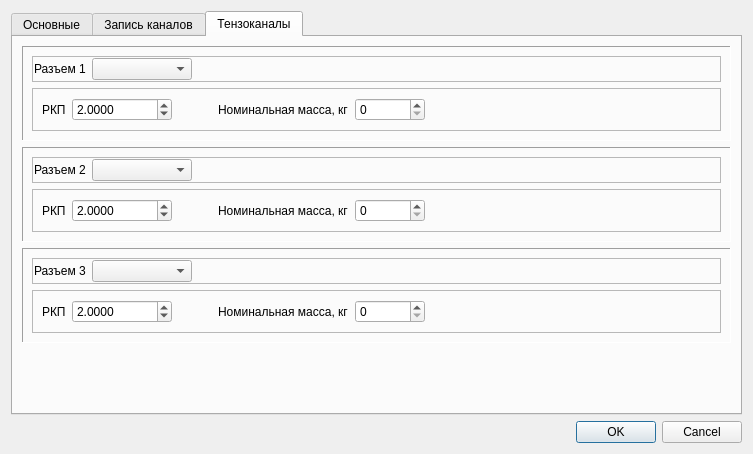
The window that drivers/devices/stabilan/stabilan01paramsdialog.ui (grigp/a-analyser) describes before a commit, drawn with Qt 5.
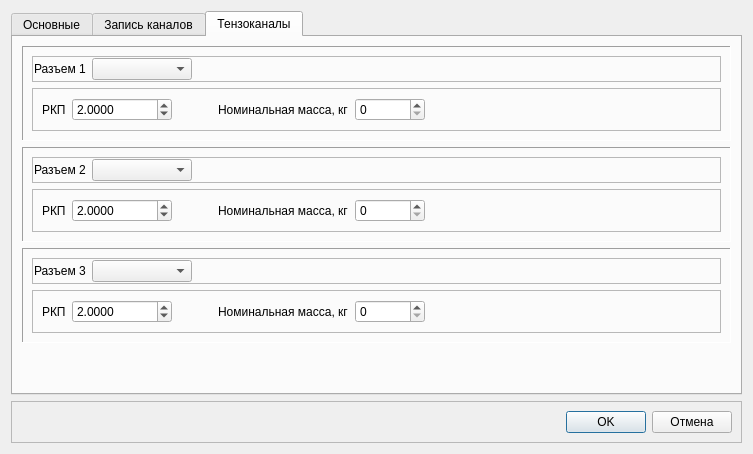
The same window after the commit.

Commit message: Замена ButtonBar в ряде диалоговых окон

What changed in the file:
```diff
--- a/drivers/devices/stabilan/stabilan01paramsdialog.ui
+++ b/drivers/devices/stabilan/stabilan01paramsdialog.ui
@@ -957,13 +957,42 @@
     </widget>
    </item>
    <item>
-    <widget class="QDialogButtonBox" name="buttonBox">
-     <property name="orientation">
-      <enum>Qt::Horizontal</enum>
+    <widget class="QFrame" name="frModalButtons">
+     <property name="frameShape">
+      <enum>QFrame::StyledPanel</enum>
      </property>
-     <property name="standardButtons">
-      <set>QDialogButtonBox::Cancel|QDialogButtonBox::Ok</set>
+     <property name="frameShadow">
+      <enum>QFrame::Raised</enum>
      </property>
+     <layout class="QHBoxLayout" name="horizontalLayout_10">
+      <item>
+       <spacer name="horizontalSpacer_5">
+        <property name="orientation">
+         <enum>Qt::Horizontal</enum>
+        </property>
+        <property name="sizeHint" stdset="0">
+         <size>
+          <width>40</width>
+          <height>20</height>
+         </size>
+        </property>
+       </spacer>
+      </item>
+      <item>
+       <widget class="QPushButton" name="btnOK">
+        <property name="text">
+         <string>OK</string>
+        </property>
+       </widget>
+      </item>
+      <item>
+       <widget class="QPushButton" name="btnCancel">
+        <property name="text">
+         <string>Отмена</string>
+        </property>
+       </widget>
+      </item>
+     </layout>
     </widget>
    </item>
   </layout>
```
Left out of the diff: 72 changed lines with no effect on the pictures. The commit also changes 7 other files.
